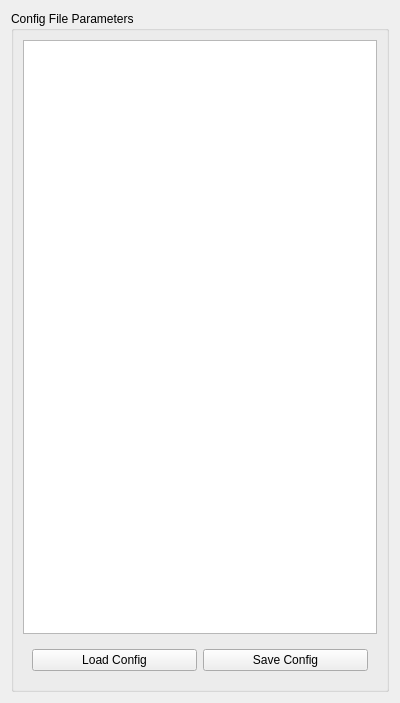
RoboJackets/robocup-software, file soccer/ui/ConfigFileTab.ui: the form before one commit.
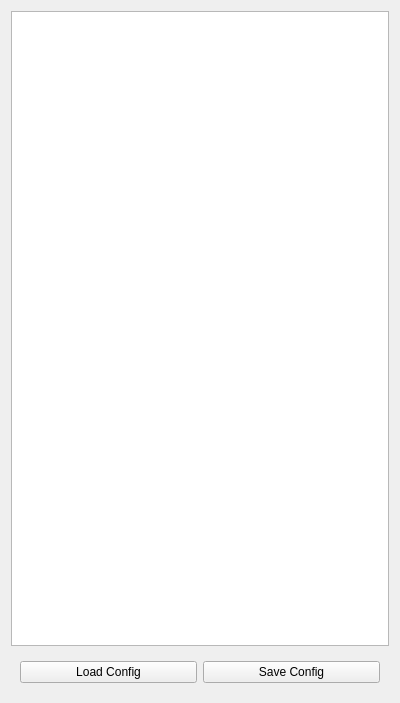
The form after the commit.

Commit message: Robot parameters now show up in the GUI

The edit to the form file:
```diff
--- a/soccer/ui/ConfigFileTab.ui
+++ b/soccer/ui/ConfigFileTab.ui
@@ -19,21 +19,13 @@
   <property name="windowTitle">
    <string>Config</string>
   </property>
-  <layout class="QHBoxLayout" name="horizontalLayout_2">
-   <item>
-    <widget class="QGroupBox" name="groupBox">
-     <property name="sizePolicy">
-      <sizepolicy hsizetype="Preferred" vsizetype="Expanding">
-       <horstretch>0</horstretch>
-       <verstretch>0</verstretch>
-      </sizepolicy>
-     </property>
-     <property name="title">
-      <string>Config File Parameters</string>
-     </property>
      <layout class="QVBoxLayout" name="verticalLayout">
       <item>
-       <widget class="QTreeView" name="treeView"/>
+    <widget class="QTreeView" name="paramTree">
+     <property name="headerHidden">
+      <bool>false</bool>
+     </property>
+    </widget>
       </item>
       <item>
        <widget class="QWidget" name="widget" native="true">
@@ -50,9 +42,6 @@
            <property name="text">
             <string>Save Config</string>
            </property>
-          </widget>
-         </item>
-        </layout>
        </widget>
       </item>
      </layout>
```
Lines whose indentation alone changed are shown as unchanged. The commit also changes 6 other files.
